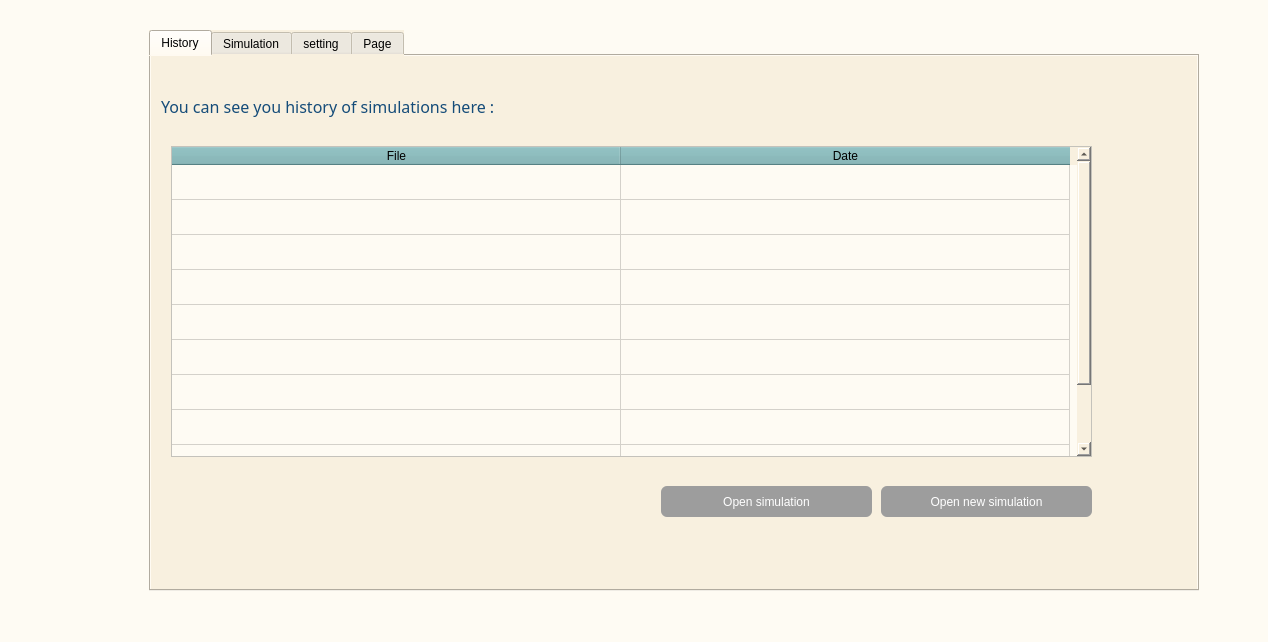
Above: front/Apps.ui from sajadghandehari/Design-ejector-simulation-software before the change. Below: the same form after it.
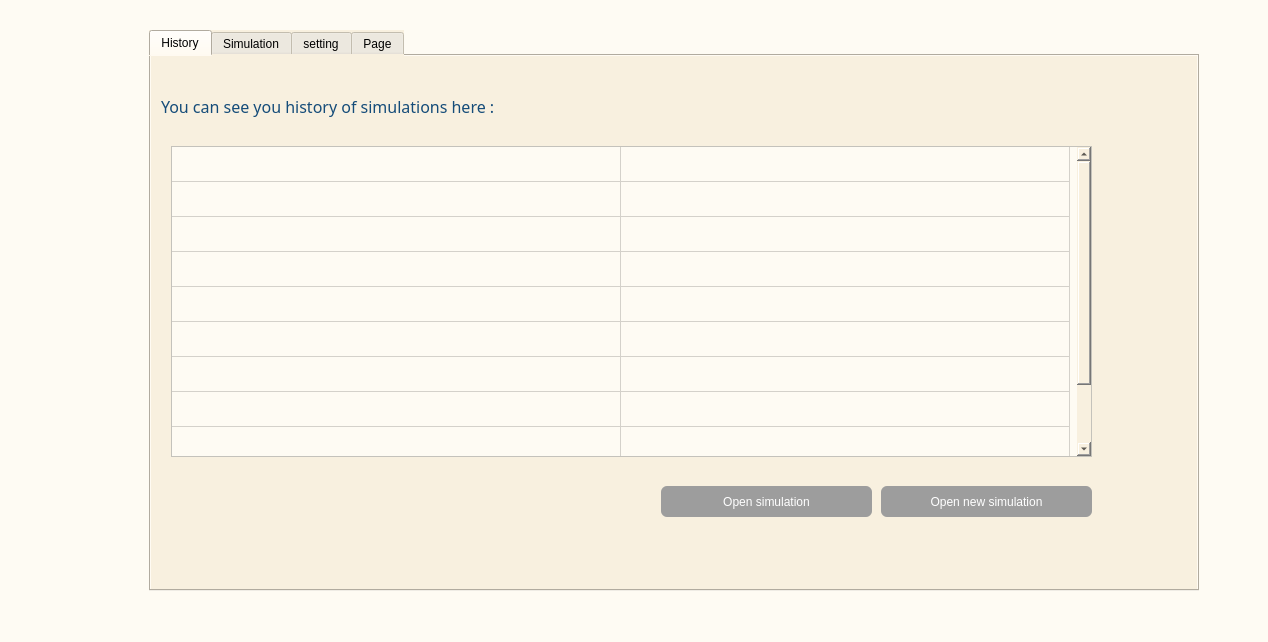
That is the form after the change. The open tabs and pages were chosen to show the change. Icons and pictures are not drawn.

What changed in the file:
```diff
--- a/front/Apps.ui
+++ b/front/Apps.ui
@@ -198,7 +198,7 @@
        <number>2</number>
       </property>
       <attribute name="horizontalHeaderVisible">
-       <bool>true</bool>
+       <bool>false</bool>
       </attribute>
       <attribute name="horizontalHeaderCascadingSectionResizes">
        <bool>false</bool>
```
Left out of the diff: 12 changed lines with no effect on the pictures.
